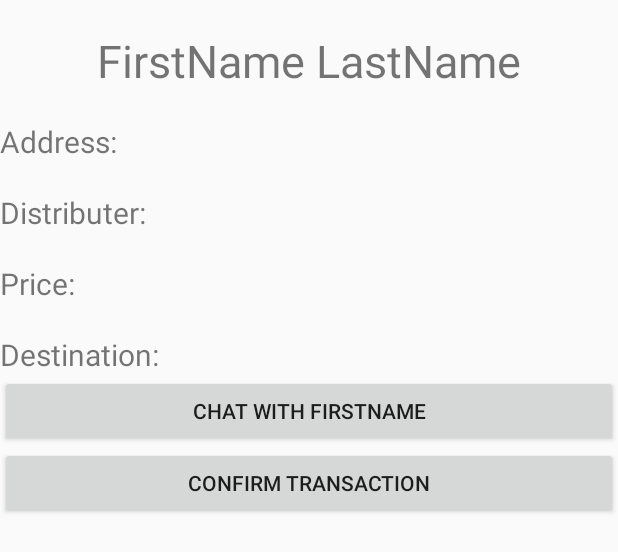
After one commit to JShimmm/HackTheNorth2015, an Android app: the layout activity_transaction_confirmation.xml on its own in the app's theme, with its tools: preview values and no code run, on a phone screen of 412 x 824 dp. The commit adds this screen. Shown: the top 552 px of the screen. Run offline under Robolectric (Android 15) with nearby library versions, the phone set to English and light mode, and no system bars.

Commit message:
Made Form to complete transaction

```diff
--- a/Quickie/app/src/main/java/quickie/hackthenorth/com/quickie/ParseApplication.java
+++ b/Quickie/app/src/main/java/quickie/hackthenorth/com/quickie/ParseApplication.java
@@ -127,6 +127,7 @@ public class ParseApplication extends Application {
         ParseQuery query = new ParseQuery("FoodRequests");
         try {
             List requests = query.find();
+            Log.d("Quickie", "List size : "+requests.size());
             ArrayList <FoodRequest> foodRequests = new ArrayList<>();
             for(int i = 0; i < requests.size(); i++){
                 ParseObject object = (ParseObject) requests.get(i);
--- /dev/null
+++ b/Quickie/app/src/main/res/layout/activity_transaction_confirmation.xml
@@ -0,0 +1,54 @@
+<?xml version="1.0" encoding="utf-8"?>
+<LinearLayout xmlns:android="http://schemas.android.com/apk/res/android"
+    android:orientation="vertical" android:layout_width="match_parent"
+    android:layout_height="match_parent">
+
+    <TextView
+        android:layout_width="match_parent"
+        android:layout_height="wrap_content"
+        android:layout_marginTop="20dp"
+        android:gravity="center_horizontal"
+        android:textSize="30dp"
+        android:text="FirstName LastName"/>
+
+    <TextView
+        android:layout_width="match_parent"
+        android:layout_height="wrap_content"
+        android:text="Address: "
+        android:layout_marginTop="20dp"
+        android:textSize="20dp"/>
+
+    <TextView
+        android:layout_width="match_parent"
+        android:layout_height="wrap_content"
+        android:text="Distributer: "
+        android:layout_marginTop="20dp"
+        android:textSize="20dp"/>
+
+    <TextView
+        android:layout_width="match_parent"
+        android:layout_height="wrap_content"
+        android:text="Price: "
+        android:layout_marginTop="20dp"
+        android:textSize="20dp"/>
+
+    <TextView
+        android:layout_width="match_parent"
+        android:layout_height="wrap_content"
+        android:text="Destination: "
+        android:layout_marginTop="20dp"
+        android:textSize="20dp"/>
+
+    <Button
+        android:layout_width="match_parent"
+        android:layout_height="wrap_content"
+        android:text="Chat with FirstName"
+        android:onClick="messageClient"/>
+
+    <Button
+        android:layout_width="match_parent"
+        android:layout_height="wrap_content"
+        android:text="Confirm Transaction"
+        android:onClick="confirmTransaction"/>
+
+</LinearLayout>
```
Also changed, not shown: Quickie/app/src/main/AndroidManifest.xml (+11 -5 lines), Quickie/app/src/main/java/quickie/hackthenorth/com/quickie/MainActivity.java (+51 -17 lines), Quickie/app/src/main/java/quickie/hackthenorth/com/quickie/Requests/DeliveryListAdapter.java (+33 -6 lines), Quickie/app/src/main/java/quickie/hackthenorth/com/quickie/Requests/DeliveryRequests.java (+17 -44 lines), Quickie/app/src/main/java/quickie/hackthenorth/com/quickie/TabPlatform.java (+33 -249 lines), Quickie/app/src/main/java/quickie/hackthenorth/com/quickie/TransactionConfirmation.java (added, +16 -0 lines), Quickie/app/src/main/res/layout/activity_main.xml (+7 -0 lines), Quickie/app/src/main/res/layout/activity_tab_platform.xml (+8 -4 lines), Quickie/app/src/main/res/layout/list_item_deliveries.xml (+6 -6 lines).
